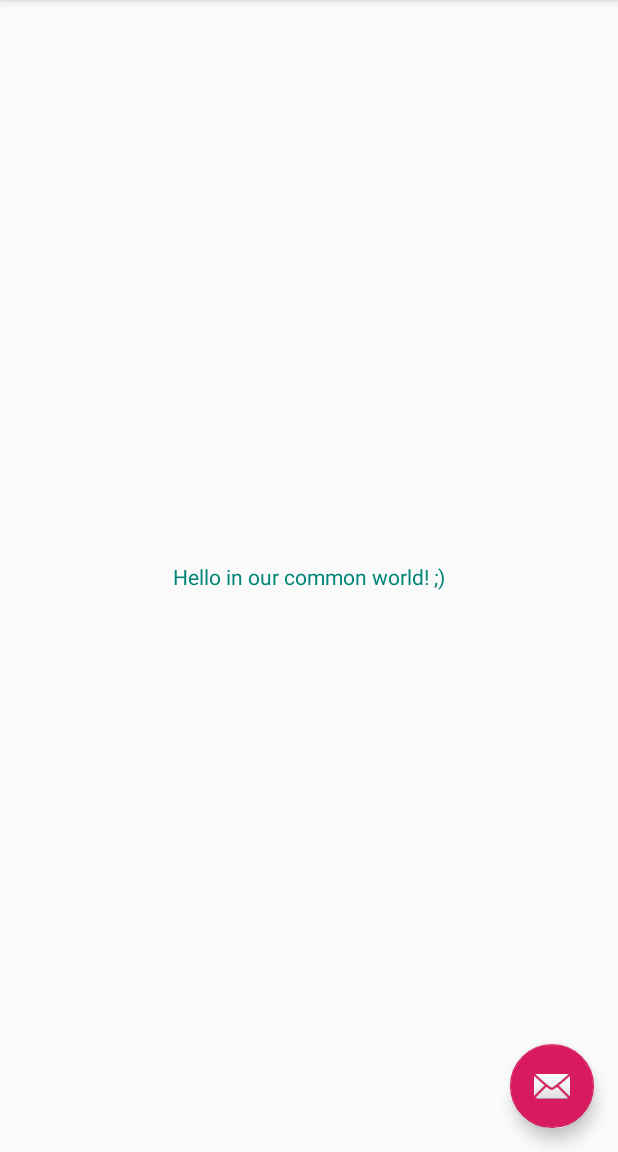
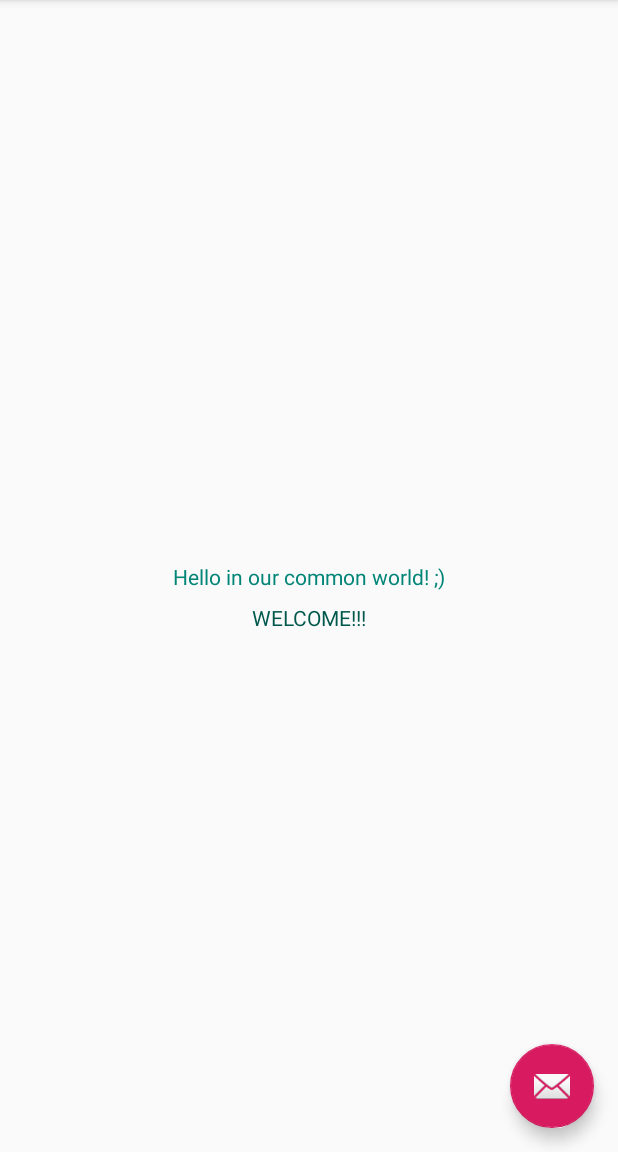
Before and after one commit to M-arlon/Some-Git-Ex, an Android app: the screen it shows after launch (MainActivity), on a phone screen of 412 x 824 dp, the part 84-1236 px from its top. Run offline under Robolectric (Android 15) with nearby library versions, the phone set to English and light mode, and no system bars.

Commit message:
Add welcome text

```diff
--- a/app/src/main/res/layout/content_main.xml
+++ b/app/src/main/res/layout/content_main.xml
@@ -9,13 +9,29 @@
     tools:showIn="@layout/activity_main">
 
     <TextView
+        android:id="@+id/textView2"
         android:layout_width="wrap_content"
         android:layout_height="wrap_content"
+        android:layout_marginStart="8dp"
+        android:layout_marginEnd="8dp"
         android:text="@string/hello_in_my_world"
         android:textColor="@color/colorPrimary"
         app:layout_constraintBottom_toBottomOf="parent"
-        app:layout_constraintLeft_toLeftOf="parent"
-        app:layout_constraintRight_toRightOf="parent"
+        app:layout_constraintEnd_toEndOf="parent"
+        app:layout_constraintStart_toStartOf="parent"
         app:layout_constraintTop_toTopOf="parent" />
 
+    <TextView
+        android:id="@+id/textView"
+        android:layout_width="wrap_content"
+        android:layout_height="wrap_content"
+        android:layout_marginStart="8dp"
+        android:layout_marginTop="8dp"
+        android:layout_marginEnd="8dp"
+        android:text="@string/welcome"
+        android:textColor="@color/colorPrimaryDark"
+        app:layout_constraintEnd_toEndOf="parent"
+        app:layout_constraintStart_toStartOf="parent"
+        app:layout_constraintTop_toBottomOf="@+id/textView2" />
+
 </androidx.constraintlayout.widget.ConstraintLayout>
--- a/app/src/main/res/values/strings.xml
+++ b/app/src/main/res/values/strings.xml
@@ -2,4 +2,5 @@
     <string name="app_name">SomeGitEx</string>
     <string name="action_settings">Settings</string>
     <string name="hello_in_my_world">Hello in our common world! ;)</string>
+    <string name="welcome">WELCOME!!!</string>
 </resources>
```
